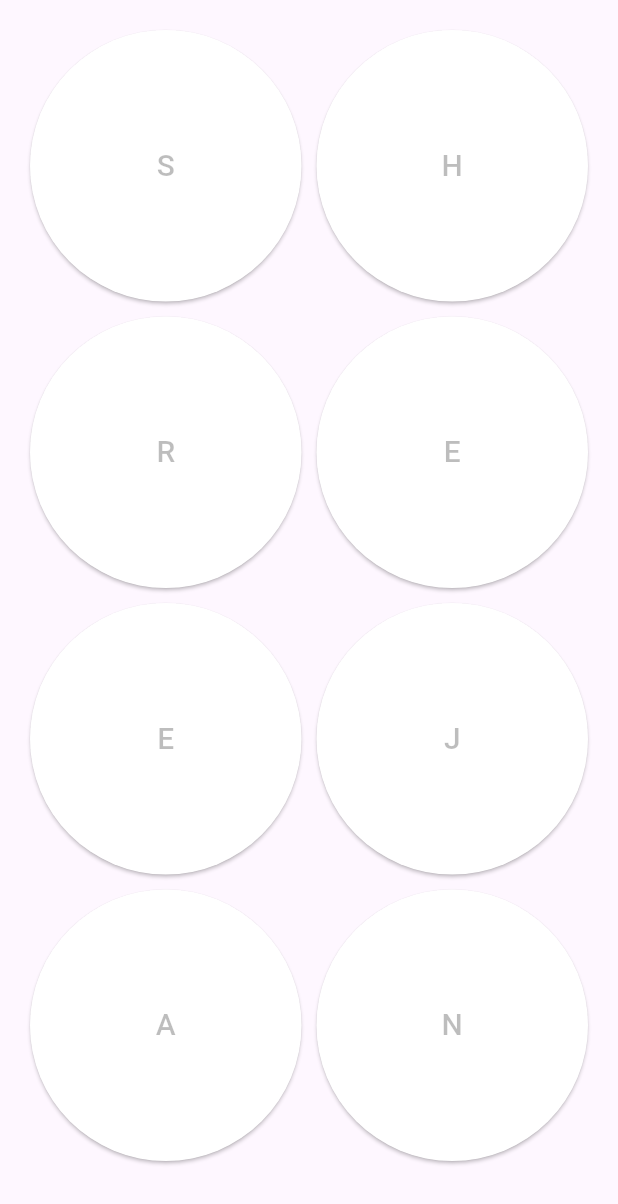
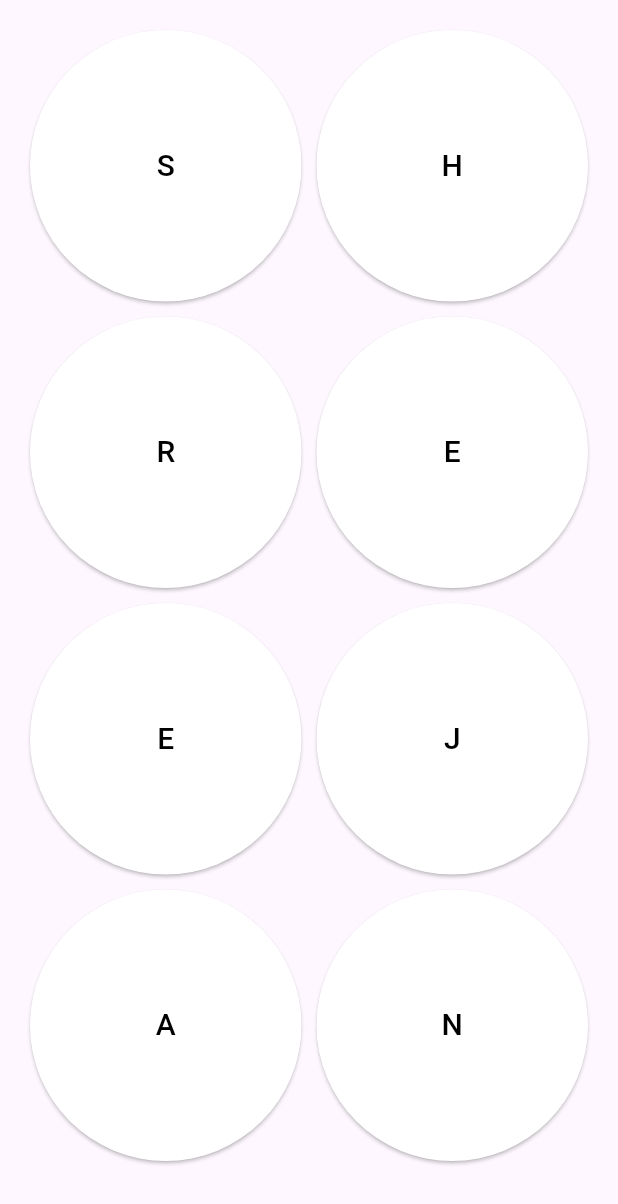
Before and after one commit to Ashura2003/class_test, a Flutter app: the screen it shows after launch, on a phone screen of 412 x 824 dp. Shown: the top 1204 px of the screen. Run offline on Flutter 3.47's test engine with Material 3 defaults, Android fonts, the phone set to English and light mode, and no system bars.

Commit message:
change button text color

```diff
--- a/lib/common/my_button.dart
+++ b/lib/common/my_button.dart
@@ -41,7 +41,7 @@ class _MyButtonState extends State<MyButton> {
         child: Text(
           widget.text.toUpperCase(),
           style: const TextStyle(
-            color: Colors.black26,
+            color: Colors.black,
             fontSize: 20,
           ),
         ),
```
